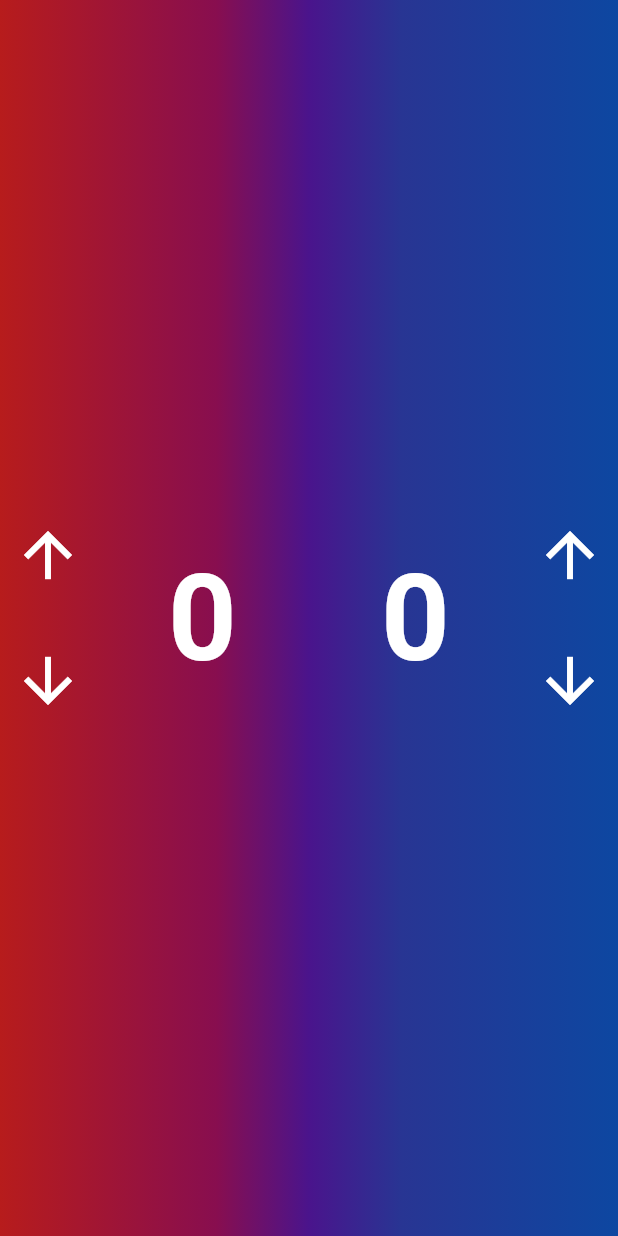
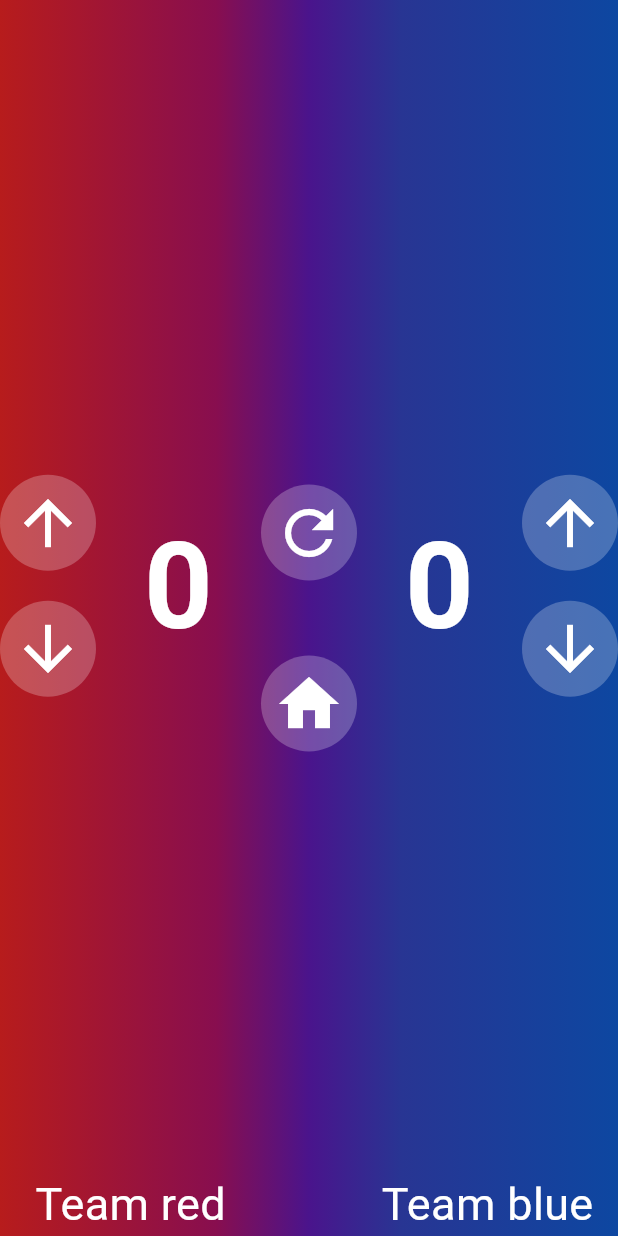
Before and after one commit to viktorhultsten/shuffleboard_flutter, a Flutter app: the ScoreboardPage screen opened directly, on a phone screen of 412 x 824 dp. Run offline on Flutter 3.47's test engine with Material 3 defaults, Android fonts, the phone set to English and light mode, and no system bars; our stand-ins replace qr_flutter.

Commit message:
ugly but working

```diff
--- /dev/null
+++ b/lib/common/custom_icon_button.dart
@@ -0,0 +1,25 @@
+import 'package:flutter/material.dart';
+
+class CustomIconButton extends StatelessWidget {
+  final VoidCallback? onPressed;
+  final IconData iconData;
+
+  const CustomIconButton({
+    super.key,
+    required this.onPressed,
+    required this.iconData,
+  });
+
+  @override
+  Widget build(BuildContext context) {
+    return IconButton.filled(
+      onPressed: onPressed,
+      style: IconButton.styleFrom(backgroundColor: Colors.white24),
+      icon: Icon(
+        iconData,
+        size: 48,
+        color: Colors.white, //
+      ),
+    );
+  }
+}
--- a/lib/pages/scoreboard/scoreboard_page.dart
+++ b/lib/pages/scoreboard/scoreboard_page.dart
@@ -1,4 +1,5 @@
 import 'package:flutter/material.dart';
+import 'package:shuffleboard_flutter/common/custom_icon_button.dart';
 import 'package:shuffleboard_flutter/pages/scoreboard/scoreboard_team_section.dart';
 
 class ScoreboardPage extends StatefulWidget {
@@ -11,6 +12,13 @@ class ScoreboardPage extends StatefulWidget {
 class _ScoreboardPageState extends State<ScoreboardPage> {
   int redScore = 0;
   int blueScore = 0;
+
+  void _resetScores() {
+    setState(() {
+      redScore = 0;
+      blueScore = 0;
+    });
+  }
 
   void _onScoreChange(int delta, {required bool isRed}) {
     final newScore = (isRed ? redScore : blueScore) + delta;
@@ -49,13 +57,29 @@ class _ScoreboardPageState extends State<ScoreboardPage> {
                 score: redScore,
                 onChange: (i) => _onScoreChange(i, isRed: true),
                 rightSide: false,
+                teamName: 'Team red',
               ),
+            ),
+            Column(
+              mainAxisSize: MainAxisSize.min,
+              spacing: 50,
+              children: [
+                CustomIconButton(
+                  onPressed: _resetScores,
+                  iconData: Icons.refresh,
+                ),
+                CustomIconButton(
+                  onPressed: () => Navigator.pop(context),
+                  iconData: Icons.home,
+                ),
+              ],
             ),
             Expanded(
               child: ScoreboardTeamSection(
                 score: blueScore,
                 onChange: (i) => _onScoreChange(i, isRed: false),
                 rightSide: true,
+                teamName: 'Team blue',
               ),
             ),
           ],
--- a/lib/pages/scoreboard/scoreboard_team_section.dart
+++ b/lib/pages/scoreboard/scoreboard_team_section.dart
@@ -1,21 +1,28 @@
 import 'package:flutter/material.dart';
+import 'package:shuffleboard_flutter/common/custom_icon_button.dart';
 
 class ScoreboardTeamSection extends StatelessWidget {
   final int score;
   final Function(int i) onChange;
   final bool rightSide;
+  final String teamName;
 
   const ScoreboardTeamSection({
     super.key,
     required this.score,
     required this.onChange,
     required this.rightSide,
+    required this.teamName,
   });
 
   @override
   Widget build(BuildContext context) {
     return Center(
       child: SafeArea(
+        child: Column(
+          mainAxisSize: MainAxisSize.min,
+          children: [
+            Expanded(
               child: Row(
                 mainAxisSize: MainAxisSize.min,
                 children: [
@@ -37,22 +44,13 @@ class ScoreboardTeamSection extends StatelessWidget {
                     mainAxisSize: MainAxisSize.min,
                     spacing: 20,
                     children: [
-                  IconButton(
+                      CustomIconButton(
                         onPressed: () => onChange(1),
-                    icon: Icon(
-                      Icons.arrow_upward,
-                      size: 48,
-                      color: Colors.white,
+                        iconData: Icons.arrow_upward,
                       ),
-                  ),
-
-                  IconButton(
+                      CustomIconButton(
                         onPressed: () => onChange(-1),
-                    icon: Icon(
-                      Icons.arrow_downward,
-                      size: 48,
-                      color: Colors.white,
-                    ),
+                        iconData: Icons.arrow_downward,
                       ),
                     ],
                   ),
@@ -73,6 +71,10 @@ class ScoreboardTeamSection extends StatelessWidget {
                 ],
               ),
             ),
+            Text(teamName, style: TextStyle(fontSize: 30, color: Colors.white)),
+          ],
+        ),
+      ),
     );
   }
 }
```
Lines whose indentation alone changed are shown as unchanged.
